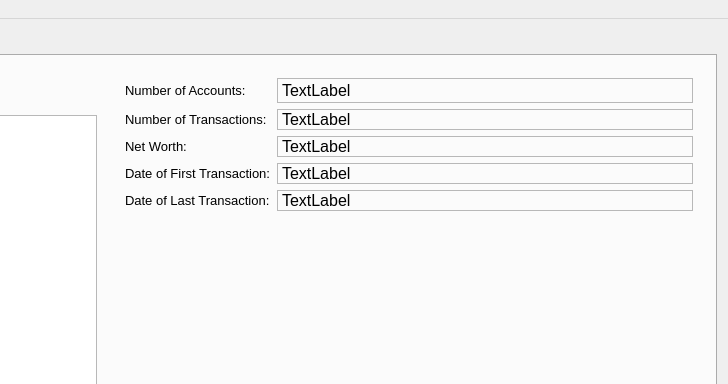
Qt form transactionmanager.ui (tallest4eva/qt-TransactionManager) before a commit; both pictures show x 506 to 1234 and y 0 to 384 of the 1234 by 685 pixel window.
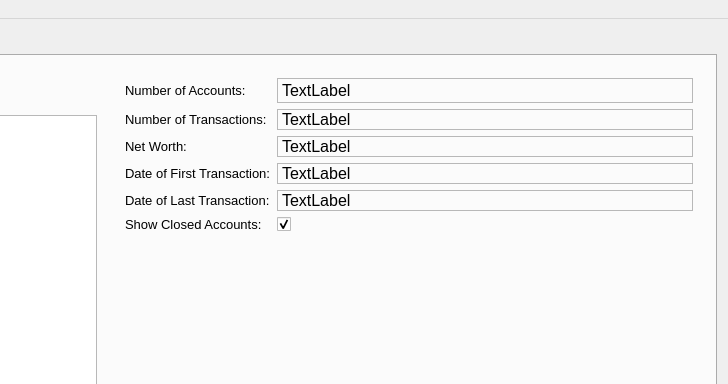
The same form after that commit. The open tabs and pages were chosen to show the change.

Commit message:
Added Closed Account filter check box
Added Closed Account filter check box.
Added ability to overwrite Default Config in the config file.
Added Jewelry category to config file.
Updated the help documentation.
Updated version number to 1.06

Type: New Feature

The edit to the form file:
```diff
--- a/transactionmanager.ui
+++ b/transactionmanager.ui
@@ -234,6 +234,36 @@
                </property>
               </widget>
              </item>
+             <item row="5" column="0">
+              <widget class="QLabel" name="overviewShowClosedAccountsLabel">
+               <property name="font">
+                <font>
+                 <pointsize>10</pointsize>
+                </font>
+               </property>
+               <property name="text">
+                <string>Show Closed Accounts:</string>
+               </property>
+              </widget>
+             </item>
+             <item row="5" column="1">
+              <widget class="QCheckBox" name="overviewShowClosedAccountsCheckBox">
+               <property name="font">
+                <font>
+                 <pointsize>10</pointsize>
+                </font>
+               </property>
+               <property name="layoutDirection">
+                <enum>Qt::LeftToRight</enum>
+               </property>
+               <property name="text">
+                <string/>
+               </property>
+               <property name="checked">
+                <bool>true</bool>
+               </property>
+              </widget>
+             </item>
             </layout>
            </item>
           </layout>
```
Left out of the diff: 8 changed lines with no effect on the pictures. The commit also changes 16 other files.
